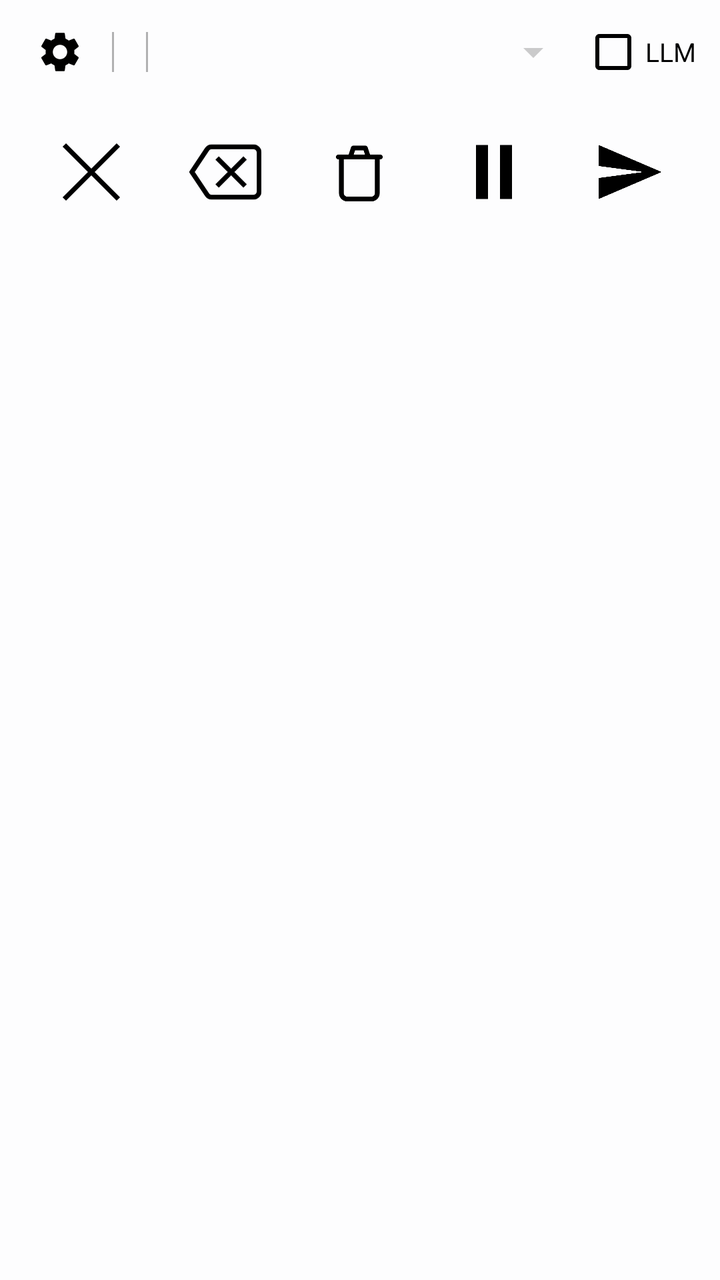
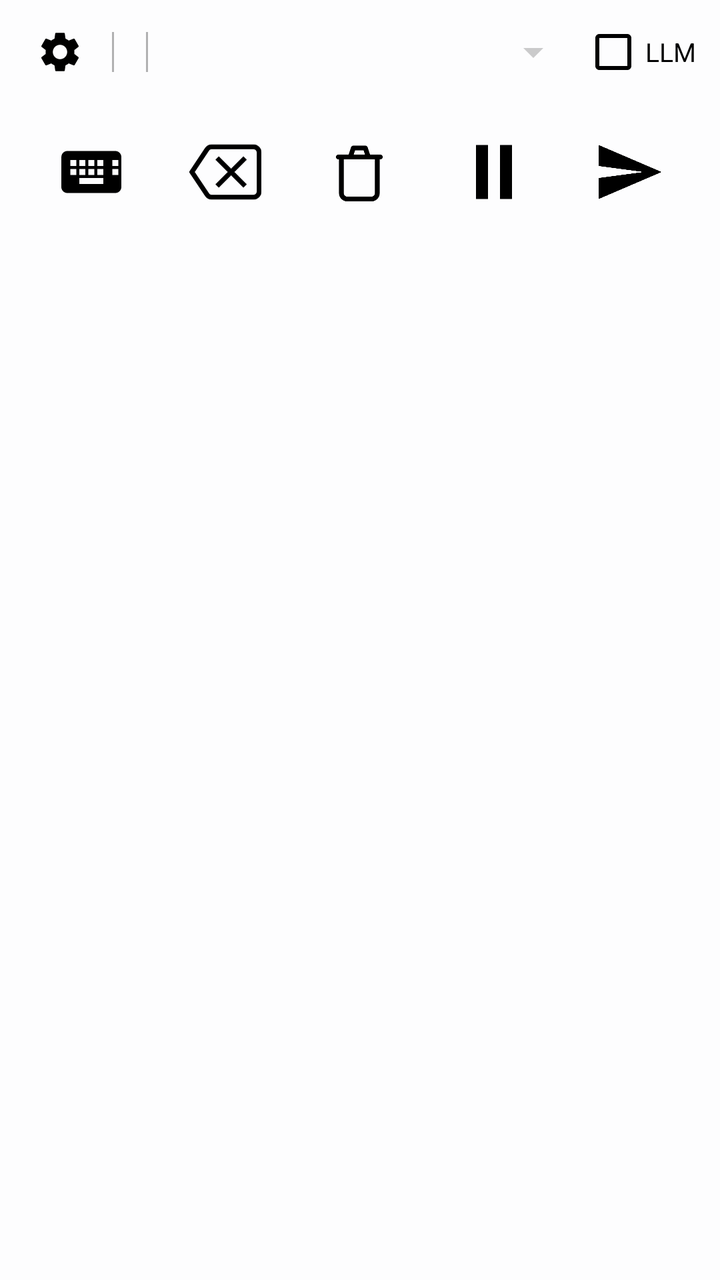

An Android layout rendered at two revisions. The XML below is the earlier revision; the diff shows what the commit changed to produce the second picture.
<!-- AndroidManifest.xml: application theme Theme.PolishedRecognition.Plain -->
<!-- res/layout/ime_voice_input.xml -->
<?xml version="1.0" encoding="utf-8"?>
<LinearLayout xmlns:android="http://schemas.android.com/apk/res/android"
    android:id="@+id/ime_root"
    android:layout_width="match_parent"
    android:layout_height="wrap_content"
    android:orientation="vertical"
    android:background="@color/recording_overlay"
    android:paddingStart="12dp"
    android:paddingEnd="12dp"
    android:paddingTop="8dp"
    android:paddingBottom="8dp">

    <LinearLayout
        android:id="@+id/ime_row_top"
        android:layout_width="match_parent"
        android:layout_height="wrap_content"
        android:orientation="horizontal"
        android:gravity="center_vertical"
        android:layout_marginBottom="6dp">

        <ImageButton
            android:id="@+id/ime_settings_button"
            android:layout_width="36dp"
            android:layout_height="36dp"
            android:src="@drawable/ic_settings"
            android:tint="@color/recording_icon_tint"
            android:background="@null"
            android:contentDescription="@string/ime_settings_desc"
            android:scaleType="centerInside" />

        <View
            android:layout_width="1dp"
            android:layout_height="20dp"
            android:background="@color/recording_divider"
            android:layout_marginStart="8dp"
            android:layout_marginEnd="8dp" />

        <TextView
            android:id="@+id/ime_rec_timer"
            android:layout_width="wrap_content"
            android:layout_height="wrap_content"
            android:text=""
            android:textColor="@color/recording_text_primary"
            android:textSize="13sp"
            android:fontFamily="monospace"
            android:visibility="gone" />

        <View
            android:id="@+id/ime_quick_settings_divider"
            android:layout_width="1dp"
            android:layout_height="20dp"
            android:background="@color/recording_divider"
            android:layout_marginStart="8dp"
            android:layout_marginEnd="8dp" />

        <Spinner
            android:id="@+id/ime_language_spinner"
            android:layout_width="0dp"
            android:layout_weight="1"
            android:layout_height="wrap_content" />

        <CheckBox
            android:id="@+id/ime_llm"
            android:layout_width="wrap_content"
            android:layout_height="wrap_content"
            android:text="@string/quick_llm"
            android:textColor="@color/recording_text_primary"
            android:textSize="13sp"
            android:buttonTint="@color/recording_text_primary" />

        <TextView
            android:id="@+id/ime_stage_text"
            android:layout_width="0dp"
            android:layout_weight="1"
            android:layout_height="wrap_content"
            android:text=""
            android:textColor="@color/recording_text_primary"
            android:textSize="15sp"
            android:layout_marginStart="8dp"
            android:visibility="gone"
            android:gravity="center_vertical" />

    </LinearLayout>

    <LinearLayout
        android:id="@+id/ime_row_buttons"
        android:layout_width="match_parent"
        android:layout_height="wrap_content"
        android:orientation="horizontal"
        android:gravity="center">

        <ImageButton
            android:id="@+id/ime_switch_button"
            android:layout_width="0dp"
            android:layout_weight="1"
            android:layout_height="72dp"
            android:src="@drawable/ic_close"
            android:tint="@color/recording_icon_tint"
            android:background="?android:attr/selectableItemBackgroundBorderless"
            android:contentDescription="@string/ime_switch_keyboard_desc"
            android:scaleType="centerInside"
            android:scaleX="1.5"
            android:scaleY="1.5" />

        <ImageButton
            android:id="@+id/ime_delete_word_button"
            android:layout_width="0dp"
            android:layout_weight="1"
            android:layout_height="72dp"
            android:src="@drawable/ic_backspace"
            android:tint="@color/recording_icon_tint"
            android:background="?android:attr/selectableItemBackgroundBorderless"
            android:contentDescription="@string/ime_delete_word_desc"
            android:scaleType="centerInside"
            android:scaleX="1.5"
            android:scaleY="1.5" />

        <ImageButton
            android:id="@+id/ime_flush_button"
            android:layout_width="0dp"
            android:layout_weight="1"
            android:layout_height="72dp"
            android:src="@drawable/ic_delete_outline"
            android:tint="@color/recording_icon_tint"
            android:background="?android:attr/selectableItemBackgroundBorderless"
            android:contentDescription="@string/ime_flush_desc"
            android:scaleType="centerInside"
            android:scaleX="1.5"
            android:scaleY="1.5" />

        <ImageButton
            android:id="@+id/ime_pause_resume_button"
            android:layout_width="0dp"
            android:layout_weight="1"
            android:layout_height="72dp"
            android:src="@drawable/ic_pause"
            android:tint="@color/recording_icon_tint"
            android:background="?android:attr/selectableItemBackgroundBorderless"
            android:contentDescription="@string/ime_pause_desc"
            android:scaleType="centerInside"
            android:scaleX="1.5"
            android:scaleY="1.5" />

        <ImageButton
            android:id="@+id/ime_send_button"
            android:layout_width="0dp"
            android:layout_weight="1"
            android:layout_height="72dp"
            android:src="@drawable/ic_send"
            android:tint="@color/recording_icon_tint"
            android:background="?android:attr/selectableItemBackgroundBorderless"
            android:contentDescription="@string/ime_send_desc"
            android:scaleType="centerInside"
            android:scaleX="1.5"
            android:scaleY="1.5" />

    </LinearLayout>
</LinearLayout>
<!-- resources referenced by this layout -->
<resources>
  <color name="recording_divider">#4D000000</color>
  <color name="recording_icon_tint">#000000</color>
  <color name="recording_overlay">#E6FFFFFF</color>
  <color name="recording_text_primary">#000000</color>
  <!-- drawable ic_backspace (drawable) -->
  <?xml version="1.0" encoding="utf-8"?>
  <vector xmlns:android="http://schemas.android.com/apk/res/android"
      android:width="24dp"
      android:height="24dp"
      android:viewportWidth="24"
      android:viewportHeight="24"
      android:tint="#FFFFFF">
      <group
          android:pivotX="12"
          android:pivotY="12"
          android:scaleX="0.9333"
          android:scaleY="0.9333">
          <path
              android:fillColor="@android:color/transparent"
              android:strokeColor="@android:color/white"
              android:strokeWidth="1.714"
              android:strokeLineCap="round"
              android:strokeLineJoin="round"
              android:pathData="M22,3H7c-0.69,0 -1.23,0.35 -1.59,0.88L0,12l5.41,8.11c0.36,0.53 0.9,0.89 1.59,0.89h15c1.1,0 2,-0.9 2,-2V5c0,-1.1 -0.9,-2 -2,-2z" />
          <path
              android:strokeColor="@android:color/white"
              android:strokeWidth="1.714"
              android:pathData="M9,7L19,17M9,17L19,7" />
      </group>
  </vector>
  <!-- drawable ic_close (drawable) -->
  <vector xmlns:android="http://schemas.android.com/apk/res/android"
      android:width="24dp"
      android:height="24dp"
      android:viewportWidth="24"
      android:viewportHeight="24">
      <path
          android:strokeColor="#FFFFFF"
          android:strokeWidth="1.6"
          android:pathData="M21,3L3,21M3,3L21,21"/>
  </vector>
  <!-- drawable ic_pause (drawable) -->
  <vector xmlns:android="http://schemas.android.com/apk/res/android"
      android:width="24dp"
      android:height="24dp"
      android:viewportWidth="24"
      android:viewportHeight="24">
      <path
          android:fillColor="#FFFFFF"
          android:pathData="M6,3h4v18H6V3zM14,3h4v18h-4V3z"/>
  </vector>
  <!-- drawable ic_send (drawable) -->
  <vector xmlns:android="http://schemas.android.com/apk/res/android"
      android:width="24dp"
      android:height="24dp"
      android:viewportWidth="24"
      android:viewportHeight="24">
      <path
          android:fillColor="#FFFFFF"
          android:pathData="M2.01,21L23,12 2.01,3 2,10l15,2 -15,2z"/>
  </vector>
  <string name="ime_delete_word_desc">Delete last word</string>
  <string name="ime_flush_desc">Discard recording</string>
  <string name="ime_pause_desc">Pause</string>
  <string name="ime_send_desc">Send</string>
  <string name="ime_settings_desc">Settings</string>
  <string name="ime_switch_keyboard_desc">Switch keyboard</string>
  <string name="quick_llm">LLM</string>
  <style name="Theme.PolishedRecognition.Plain" parent="@android:style/Theme.DeviceDefault.DayNight">
          <item name="android:windowNoTitle">true</item>
          <item name="android:windowActionBar">false</item>
          
          <item name="android:textColorPrimary">@color/text_primary</item>
          <item name="android:textColorSecondary">@color/text_secondary</item>
          <item name="android:textColorTertiary">@color/text_tertiary</item>
          
          <item name="android:colorControlNormal">@color/control_quiet</item>
      </style>
  <color name="control_quiet">#33000000</color>
  <!-- unchanged entries left out for length: 2 -->
</resources>

<!-- the commit's change to res/layout/ime_voice_input.xml (unified diff, before → after) -->
@@ -94,7 +94,7 @@
             android:layout_width="0dp"
             android:layout_weight="1"
             android:layout_height="72dp"
-            android:src="@drawable/ic_close"
+            android:src="@drawable/ic_keyboard"
             android:tint="@color/recording_icon_tint"
             android:background="?android:attr/selectableItemBackgroundBorderless"
             android:contentDescription="@string/ime_switch_keyboard_desc"
<!-- resource entries referenced after the edit -->
@@ -30,16 +30,16 @@
               android:pathData="M9,7L19,17M9,17L19,7" />
       </group>
   </vector>
-  <!-- drawable ic_close (drawable) -->
+  <!-- drawable ic_keyboard (drawable) -->
   <vector xmlns:android="http://schemas.android.com/apk/res/android"
       android:width="24dp"
       android:height="24dp"
       android:viewportWidth="24"
-      android:viewportHeight="24">
+      android:viewportHeight="24"
+      android:tint="@color/recording_icon_tint">
       <path
-          android:strokeColor="#FFFFFF"
-          android:strokeWidth="1.6"
-          android:pathData="M21,3L3,21M3,3L21,21"/>
+          android:fillColor="#FF000000"
+          android:pathData="M20,5H4c-1.1,0 -1.99,0.9 -1.99,2L2,17c0,1.1,0.9,2 2,2h16c1.1,0 2,-0.9 2,-2V7c0,-1.1,-0.9,-2,-2,-2zM11,8h2v2h-2V8zM11,11h2v2h-2v-2zM8,8h2v2H8V8zM8,11h2v2H8v-2zM5,11h2v2H5v-2zM5,8h2v2H5V8zM8,14h8v2H8v-2zM14,11h2v2h-2v-2zM14,8h2v2h-2V8zM19,11h2v2h-2v-2zM19,8h2v2h-2V8z" />
   </vector>
   <!-- drawable ic_pause (drawable) -->
   <vector xmlns:android="http://schemas.android.com/apk/res/android"
